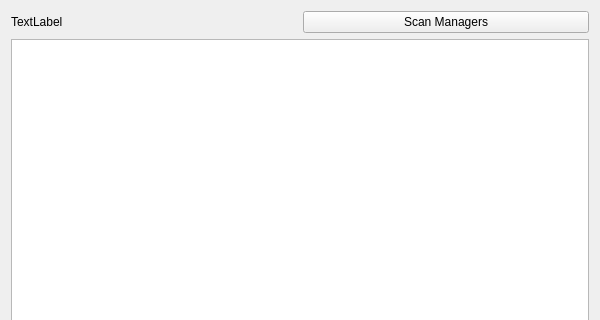
Goldfire711/sms-tools, file SMS/ObjectViewer/ObjectViewer.ui: the form before one commit; both pictures show x 0 to 600 and y 0 to 320 of the 600 by 600 pixel window.
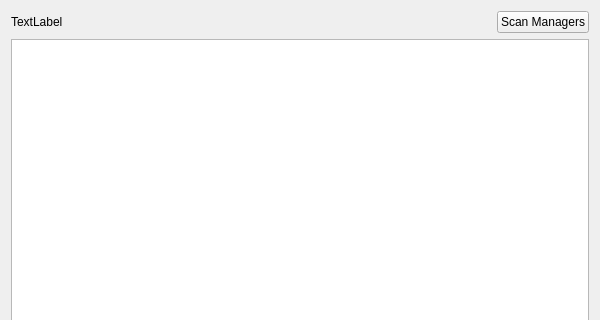
The form after the commit.

```diff
--- a/SMS/ObjectViewer/ObjectViewer.ui
+++ b/SMS/ObjectViewer/ObjectViewer.ui
@@ -23,6 +23,19 @@
        </property>
       </widget>
      </item>
+     <item>
+      <spacer name="horizontalSpacer">
+       <property name="orientation">
+        <enum>Qt::Horizontal</enum>
+       </property>
+       <property name="sizeHint" stdset="0">
+        <size>
+         <width>40</width>
+         <height>20</height>
+        </size>
+       </property>
+      </spacer>
+     </item>
      <item>
       <widget class="QPushButton" name="button_scan_managers">
        <property name="text">
```
